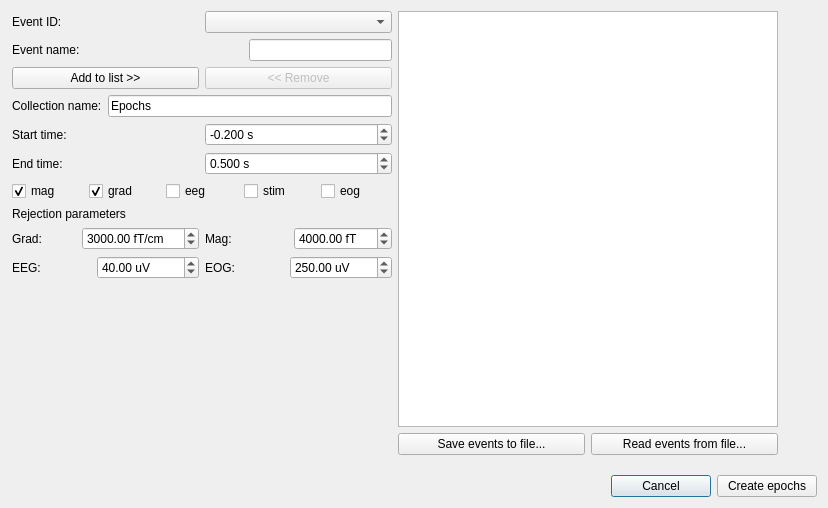
cibr-jyu/meggie, file meggie_batch/ui/qt4Designer_ui_files/eventSelectionDialog.ui: the form before one commit.
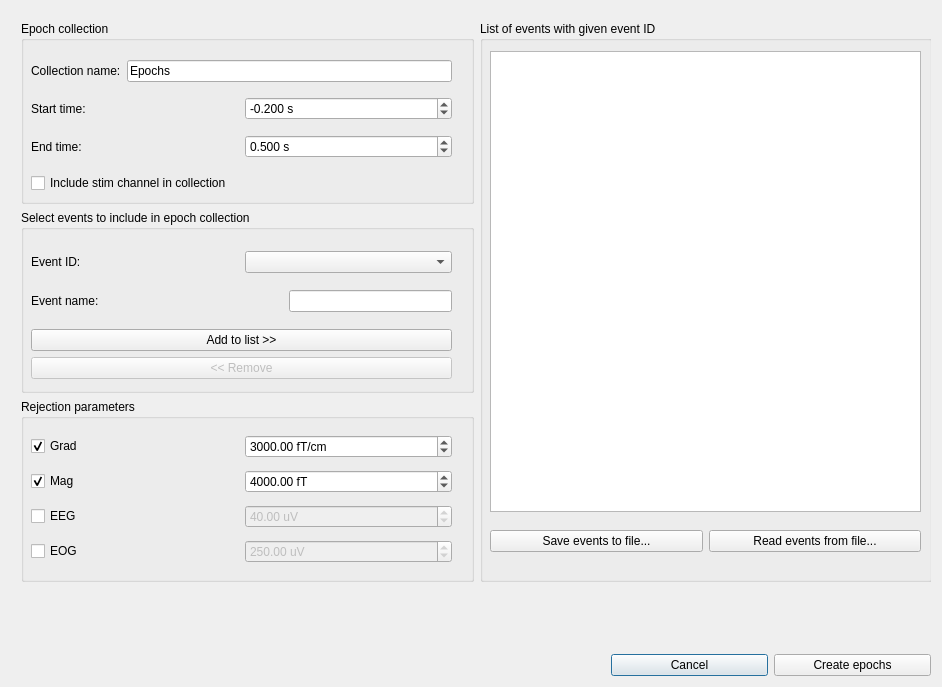
The form after the commit.

Commit message: Improved usability on epoch creation dialog and corrected checkbox logic.

Patch:
```diff
--- a/meggie_batch/ui/qt4Designer_ui_files/eventSelectionDialog.ui
+++ b/meggie_batch/ui/qt4Designer_ui_files/eventSelectionDialog.ui
@@ -9,8 +9,8 @@
    <rect>
     <x>0</x>
     <y>0</y>
-    <width>828</width>
-    <height>508</height>
+    <width>942</width>
+    <height>687</height>
    </rect>
   </property>
   <property name="windowTitle">
@@ -57,8 +57,8 @@
        <rect>
         <x>0</x>
         <y>0</y>
-        <width>810</width>
-        <height>451</height>
+        <width>924</width>
+        <height>630</height>
        </rect>
       </property>
       <property name="minimumSize">
@@ -70,20 +70,47 @@
       <widget class="QWidget" name="layoutWidget">
        <property name="geometry">
         <rect>
-         <x>1</x>
-         <y>0</y>
-         <width>766</width>
-         <height>444</height>
+         <x>10</x>
+         <y>10</y>
+         <width>911</width>
+         <height>561</height>
         </rect>
        </property>
-       <layout class="QHBoxLayout" name="horizontalLayout_4">
+       <layout class="QHBoxLayout" name="horizontalLayout_8">
         <item>
-         <layout class="QVBoxLayout" name="verticalLayout_11">
-          <item>
-           <layout class="QVBoxLayout" name="verticalLayout_2">
+         <layout class="QVBoxLayout" name="verticalLayout">
             <item>
              <layout class="QGridLayout" name="gridLayout_2">
               <item row="1" column="0">
+             <widget class="QGroupBox" name="groupBoxEvent">
+              <property name="title">
+               <string>Select events to include in epoch collection</string>
+              </property>
+              <widget class="QWidget" name="verticalLayoutWidget_4">
+               <property name="geometry">
+                <rect>
+                 <x>10</x>
+                 <y>30</y>
+                 <width>421</width>
+                 <height>151</height>
+                </rect>
+               </property>
+               <layout class="QVBoxLayout" name="verticalLayout_4">
+                <item>
+                 <layout class="QHBoxLayout" name="horizontalLayout_7">
+                  <item>
+                   <widget class="QLabel" name="labelEventID">
+                    <property name="text">
+                     <string>Event ID:</string>
+                    </property>
+                   </widget>
+                  </item>
+                  <item>
+                   <widget class="QComboBox" name="comboBoxEventID"/>
+                  </item>
+                 </layout>
+                </item>
+                <item>
                <layout class="QHBoxLayout" name="horizontalLayout_5">
                 <item>
                  <widget class="QLabel" name="labelName">
@@ -110,30 +137,8 @@
                 </item>
                </layout>
               </item>
-              <item row="0" column="1" rowspan="2">
-               <layout class="QVBoxLayout" name="verticalLayout"/>
-              </item>
-              <item row="0" column="0">
-               <layout class="QHBoxLayout" name="horizontalLayout_7">
                 <item>
-                 <widget class="QLabel" name="labelEventID">
-                  <property name="text">
-                   <string>Event ID:</string>
-                  </property>
-                 </widget>
-                </item>
-                <item>
-                 <widget class="QComboBox" name="comboBoxEventID"/>
-                </item>
-               </layout>
-              </item>
-             </layout>
-            </item>
-            <item>
-             <layout class="QHBoxLayout" name="horizontalLayout_9">
-              <property name="topMargin">
-               <number>0</number>
-              </property>
+                 <layout class="QVBoxLayout" name="verticalLayout_3">
               <item>
                <widget class="QPushButton" name="pushButtonAdd">
                 <property name="text">
@@ -153,6 +158,173 @@
               </item>
              </layout>
             </item>
+               </layout>
+              </widget>
+             </widget>
+            </item>
+            <item row="2" column="0">
+             <widget class="QGroupBox" name="groupBoxRejection">
+              <property name="title">
+               <string>Rejection parameters</string>
+              </property>
+              <widget class="QWidget" name="">
+               <property name="geometry">
+                <rect>
+                 <x>10</x>
+                 <y>30</y>
+                 <width>421</width>
+                 <height>141</height>
+                </rect>
+               </property>
+               <layout class="QVBoxLayout" name="verticalLayout_7">
+                <item>
+                 <layout class="QHBoxLayout" name="horizontalLayout_31">
+                  <item>
+                   <widget class="QCheckBox" name="checkBoxGrad">
+                    <property name="toolTip">
+                     <string>Include or exclude grad channels</string>
+                    </property>
+                    <property name="text">
+                     <string>Grad</string>
+                    </property>
+                    <property name="checked">
+                     <bool>true</bool>
+                    </property>
+                   </widget>
+                  </item>
+                  <item>
+                   <widget class="QDoubleSpinBox" name="doubleSpinBoxGradReject_3">
+                    <property name="prefix">
+                     <string/>
+                    </property>
+                    <property name="suffix">
+                     <string> fT/cm</string>
+                    </property>
+                    <property name="maximum">
+                     <double>1000000000.000000000000000</double>
+                    </property>
+                    <property name="value">
+                     <double>3000.000000000000000</double>
+                    </property>
+                   </widget>
+                  </item>
+                 </layout>
+                </item>
+                <item>
+                 <layout class="QHBoxLayout" name="horizontalLayout_33">
+                  <item>
+                   <widget class="QCheckBox" name="checkBoxMag">
+                    <property name="toolTip">
+                     <string>Include or exclude mag channels</string>
+                    </property>
+                    <property name="text">
+                     <string>Mag</string>
+                    </property>
+                    <property name="checked">
+                     <bool>true</bool>
+                    </property>
+                   </widget>
+                  </item>
+                  <item>
+                   <widget class="QDoubleSpinBox" name="doubleSpinBoxMagReject_3">
+                    <property name="suffix">
+                     <string> fT</string>
+                    </property>
+                    <property name="maximum">
+                     <double>1000000000.000000000000000</double>
+                    </property>
+                    <property name="value">
+                     <double>4000.000000000000000</double>
+                    </property>
+                   </widget>
+                  </item>
+                 </layout>
+                </item>
+                <item>
+                 <layout class="QHBoxLayout" name="horizontalLayout_32">
+                  <item>
+                   <widget class="QCheckBox" name="checkBoxEeg">
+                    <property name="toolTip">
+                     <string>Include or exclude eeg channels</string>
+                    </property>
+                    <property name="text">
+                     <string>EEG</string>
+                    </property>
+                    <property name="checked">
+                     <bool>false</bool>
+                    </property>
+                   </widget>
+                  </item>
+                  <item>
+                   <widget class="QDoubleSpinBox" name="doubleSpinBoxEEGReject_3">
+                    <property name="enabled">
+                     <bool>false</bool>
+                    </property>
+                    <property name="suffix">
+                     <string> uV</string>
+                    </property>
+                    <property name="maximum">
+                     <double>1000000000.000000000000000</double>
+                    </property>
+                    <property name="value">
+                     <double>40.000000000000000</double>
+                    </property>
+                   </widget>
+                  </item>
+                 </layout>
+                </item>
+                <item>
+                 <layout class="QHBoxLayout" name="horizontalLayout_34">
+                  <item>
+                   <widget class="QCheckBox" name="checkBoxEog">
+                    <property name="toolTip">
+                     <string>Include or exclude eog channels</string>
+                    </property>
+                    <property name="text">
+                     <string>EOG</string>
+                    </property>
+                    <property name="checked">
+                     <bool>false</bool>
+                    </property>
+                   </widget>
+                  </item>
+                  <item>
+                   <widget class="QDoubleSpinBox" name="doubleSpinBoxEOGReject_3">
+                    <property name="enabled">
+                     <bool>false</bool>
+                    </property>
+                    <property name="suffix">
+                     <string> uV</string>
+                    </property>
+                    <property name="maximum">
+                     <double>1000000000.000000000000000</double>
+                    </property>
+                    <property name="value">
+                     <double>250.000000000000000</double>
+                    </property>
+                   </widget>
+                  </item>
+                 </layout>
+                </item>
+               </layout>
+              </widget>
+             </widget>
+            </item>
+            <item row="0" column="0">
+             <widget class="QGroupBox" name="groupBoxEpoch">
+              <property name="title">
+               <string>Epoch collection</string>
+              </property>
+              <widget class="QWidget" name="">
+               <property name="geometry">
+                <rect>
+                 <x>10</x>
+                 <y>30</y>
+                 <width>421</width>
+                 <height>151</height>
+                </rect>
+               </property>
+               <layout class="QVBoxLayout" name="verticalLayout_6">
             <item>
              <layout class="QHBoxLayout" name="horizontalLayout">
               <item>
@@ -171,12 +343,6 @@
               </item>
              </layout>
             </item>
-           </layout>
-          </item>
-          <item>
-           <layout class="QVBoxLayout" name="verticalLayout_5">
-            <item>
-             <layout class="QVBoxLayout" name="verticalLayout_6">
               <item>
                <layout class="QHBoxLayout" name="horizontalLayout_2">
                 <item>
@@ -237,231 +403,57 @@
                 </item>
                </layout>
               </item>
-             </layout>
-            </item>
-            <item>
-             <layout class="QVBoxLayout" name="verticalLayout_9">
-              <item>
-               <layout class="QHBoxLayout" name="horizontalLayout_6">
-                <item>
-                 <widget class="QCheckBox" name="checkBoxMag">
-                  <property name="toolTip">
-                   <string>Include or exclude mag channels</string>
-                  </property>
-                  <property name="text">
-                   <string>mag</string>
-                  </property>
-                  <property name="checked">
-                   <bool>true</bool>
-                  </property>
-                 </widget>
-                </item>
-                <item>
-                 <widget class="QCheckBox" name="checkBoxGrad">
-                  <property name="toolTip">
-                   <string>Include or exclude grad channels</string>
-                  </property>
-                  <property name="text">
-                   <string>grad</string>
-                  </property>
-                  <property name="checked">
-                   <bool>true</bool>
-                  </property>
-                 </widget>
-                </item>
-                <item>
-                 <widget class="QCheckBox" name="checkBoxEeg">
-                  <property name="toolTip">
-                   <string>Include or exclude eeg channels</string>
-                  </property>
-                  <property name="text">
-                   <string>eeg</string>
-                  </property>
-                  <property name="checked">
-                   <bool>false</bool>
-                  </property>
-                 </widget>
-                </item>
                 <item>
                  <widget class="QCheckBox" name="checkBoxStim">
                   <property name="toolTip">
                    <string>Include or exclude stim channels</string>
                   </property>
                   <property name="text">
-                   <string>stim</string>
+                   <string>Include stim channel in collection</string>
                   </property>
                   <property name="checked">
                    <bool>false</bool>
                   </property>
                  </widget>
                 </item>
-                <item>
-                 <widget class="QCheckBox" name="checkBoxEog">
-                  <property name="toolTip">
-                   <string>Include or exclude eog channels</string>
-                  </property>
-                  <property name="text">
-                   <string>eog</string>
-                  </property>
-                  <property name="checked">
-                   <bool>false</bool>
-                  </property>
-                 </widget>
-                </item>
                </layout>
-              </item>
-             </layout>
-            </item>
-           </layout>
-          </item>
-          <item>
-           <layout class="QVBoxLayout" name="verticalLayout_3">
-            <item>
-             <widget class="QLabel" name="labelRejections">
-              <property name="text">
-               <string>Rejection parameters</string>
-              </property>
-             </widget>
-            </item>
-            <item>
-             <layout class="QHBoxLayout" name="horizontalLayout_30">
-              <item>
-               <layout class="QVBoxLayout" name="verticalLayout_7">
-                <item>
-                 <layout class="QHBoxLayout" name="horizontalLayout_31">
-                  <item>
-                   <widget class="QLabel" name="labelGradReject_3">
-                    <property name="text">
-                     <string>Grad:</string>
-                    </property>
-                   </widget>
-                  </item>
-                  <item>
-                   <widget class="QDoubleSpinBox" name="doubleSpinBoxGradReject_3">
-                    <property name="prefix">
-                     <string/>
-                    </property>
-                    <property name="suffix">
-                     <string> fT/cm</string>
-                    </property>
-                    <property name="maximum">
-                     <double>1000000000.000000000000000</double>
-                    </property>
-                    <property name="value">
-                     <double>3000.000000000000000</double>
-                    </property>
-                   </widget>
-                  </item>
-                 </layout>
-                </item>
-                <item>
-                 <layout class="QHBoxLayout" name="horizontalLayout_32">
-                  <item>
-                   <widget class="QLabel" name="labelEegReject_3">
-                    <property name="text">
-                     <string>EEG:</string>
-                    </property>
-                   </widget>
-                  </item>
-                  <item>
-                   <widget class="QDoubleSpinBox" name="doubleSpinBoxEEGReject_3">
-                    <property name="suffix">
-                     <string> uV</string>
-                    </property>
-                    <property name="maximum">
-                     <double>1000000000.000000000000000</double>
-                    </property>
-                    <property name="value">
-                     <double>40.000000000000000</double>
-                    </property>
-                   </widget>
-                  </item>
-                 </layout>
-                </item>
-               </layout>
-              </item>
+              </widget>
+             </widget>
+            </item>
+           </layout>
+          </item>
+         </layout>
+        </item>
               <item>
-               <layout class="QVBoxLayout" name="verticalLayout_8">
+         <layout class="QVBoxLayout" name="verticalLayout_2">
                 <item>
-                 <layout class="QHBoxLayout" name="horizontalLayout_33">
-                  <item>
-                   <widget class="QLabel" name="labelMagReject_3">
-                    <property name="text">
-                     <string>Mag:</string>
-                    </property>
-                   </widget>
-                  </item>
-                  <item>
-                   <widget class="QDoubleSpinBox" name="doubleSpinBoxMagReject_3">
-                    <property name="suffix">
-                     <string> fT</string>
-                    </property>
-                    <property name="maximum">
-                     <double>1000000000.000000000000000</double>
-                    </property>
-                    <property name="value">
-                     <double>4000.000000000000000</double>
-                    </property>
-                   </widget>
-                  </item>
-                 </layout>
-                </item>
-                <item>
-                 <layout class="QHBoxLayout" name="horizontalLayout_34">
-                  <item>
-                   <widget class="QLabel" name="labelEogReject_3">
-                    <property name="text">
-                     <string>EOG:</string>
-                    </property>
-                   </widget>
-                  </item>
-                  <item>
-                   <widget class="QDoubleSpinBox" name="doubleSpinBoxEOGReject_3">
-                    <property name="suffix">
-                     <string> uV</string>
-                    </property>
-                    <property name="maximum">
-                     <double>1000000000.000000000000000</double>
-                    </property>
-                    <property name="value">
-                     <double>250.000000000000000</double>
-                    </property>
-                   </widget>
-                  </item>
-                 </layout>
-                </item>
-               </layout>
-              </item>
-             </layout>
-            </item>
-            <item>
-             <spacer name="verticalSpacer">
-              <property name="orientation">
-               <enum>Qt::Vertical</enum>
-              </property>
-              <property name="sizeHint" stdset="0">
-               <size>
-                <width>20</width>
-                <height>40</height>
-               </size>
-              </property>
-             </spacer>
-            </item>
-           </layout>
-          </item>
-         </layout>
-        </item>
-        <item>
-         <layout class="QVBoxLayout" name="verticalLayout_4">
-          <item>
+           <widget class="QGroupBox" name="groupBoxEventList">
+            <property name="title">
+             <string>List of events with given event ID</string>
+            </property>
            <widget class="QListWidget" name="listWidgetEvents">
+             <property name="geometry">
+              <rect>
+               <x>10</x>
+               <y>30</y>
+               <width>431</width>
+               <height>461</height>
+              </rect>
+             </property>
             <property name="selectionMode">
              <enum>QAbstractItemView::ExtendedSelection</enum>
             </property>
            </widget>
-          </item>
-          <item>
-           <layout class="QHBoxLayout" name="horizontalLayout_8">
+            <widget class="QWidget" name="horizontalLayoutWidget">
+             <property name="geometry">
+              <rect>
+               <x>10</x>
+               <y>490</y>
+               <width>431</width>
+               <height>61</height>
+              </rect>
+             </property>
+             <layout class="QHBoxLayout" name="horizontalLayout_4">
             <item>
              <widget class="QPushButton" name="pushButtonSaveEvents">
               <property name="text">
@@ -477,6 +469,8 @@
              </widget>
             </item>
            </layout>
+            </widget>
+           </widget>
           </item>
          </layout>
         </item>
```
Left out of the diff: 87 changed lines with no effect on the pictures. Lines whose indentation alone changed are shown as unchanged. The commit also changes 2 other files.
